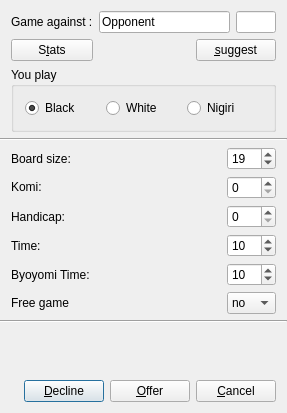
Above: src/newgame_gui.ui from bernds/q5Go before the change. Below: the same form after it.
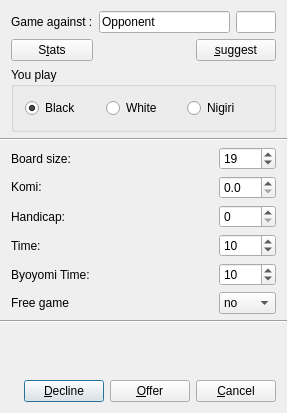
That is the form after the change. Icons and pictures are not drawn. Custom widgets are drawn as their Qt base class.

Commit message: Miscellaneous dialog layout improvements, and use QDialogButtonBox more

```diff
--- a/src/newgame_gui.ui
+++ b/src/newgame_gui.ui
@@ -366,6 +366,9 @@
           <height>32767</height>
          </size>
         </property>
+        <property name="decimals">
+         <number>1</number>
+        </property>
        </widget>
       </item>
       <item row="2" column="0">
@@ -562,7 +565,7 @@
  <customwidgets>
   <customwidget>
    <class>KomiSpinBox</class>
-   <extends>QSpinBox</extends>
+   <extends>QDoubleSpinBox</extends>
    <header>komispinbox.h</header>
   </customwidget>
  </customwidgets>
```
The commit also changes 7 other files.
